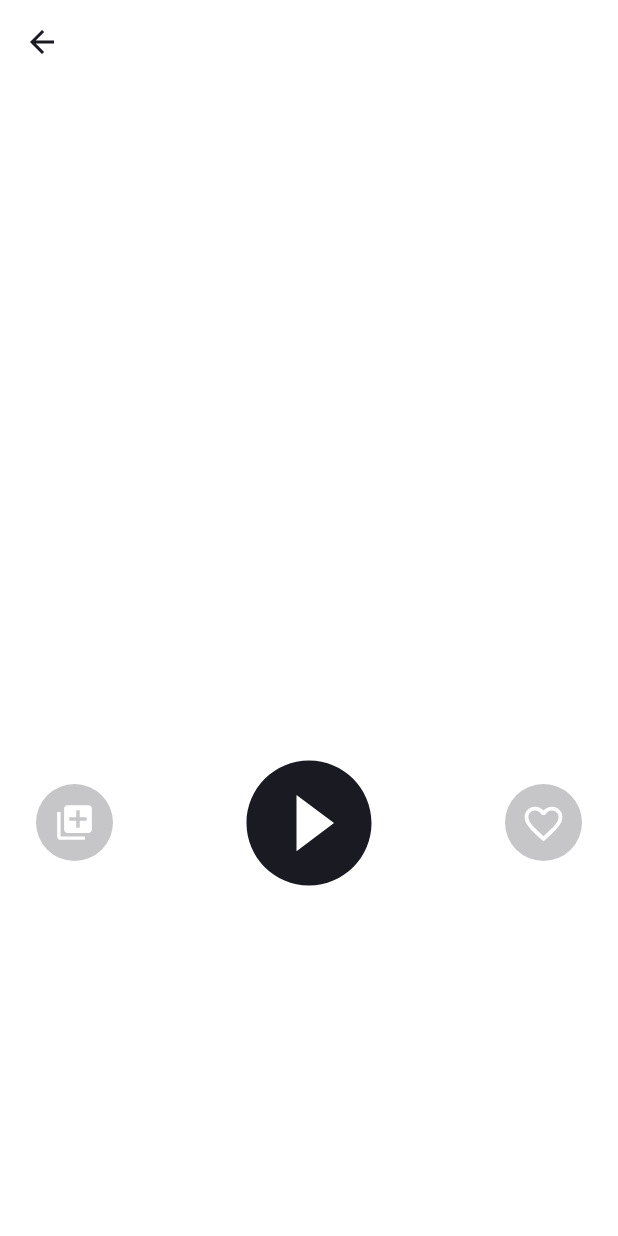
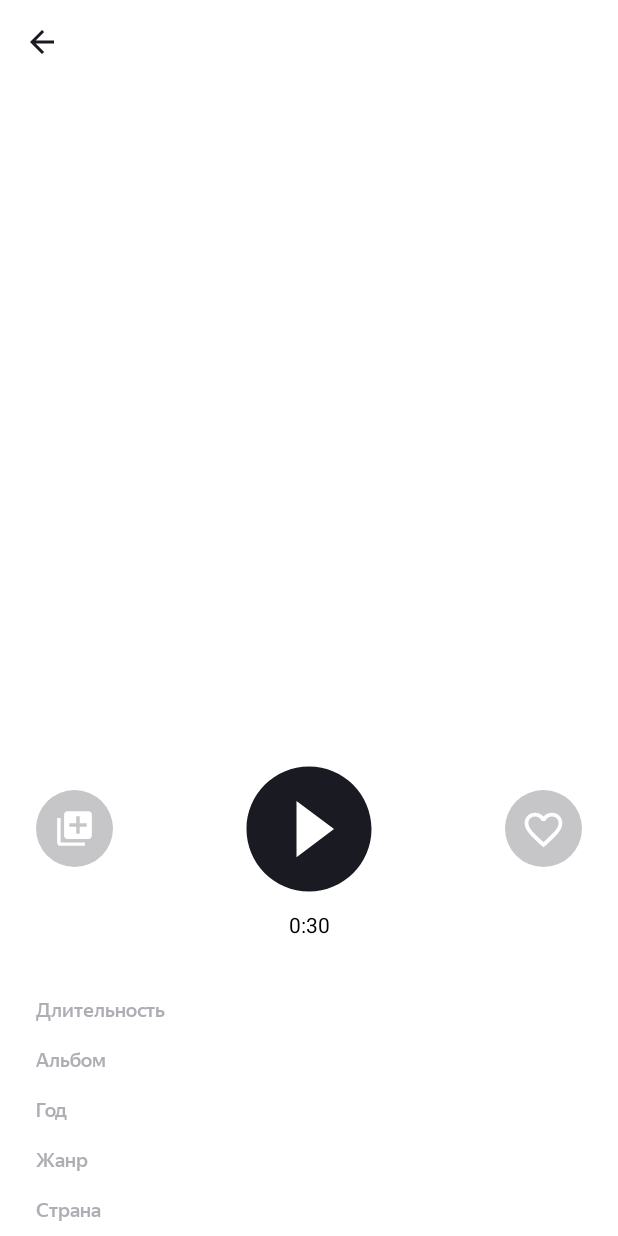
Before and after one commit to EidAbdel/PlaylistMaker, an Android app: the AudioPlayerActivity screen opened directly, with no data from a screen before it, on a phone screen of 412 x 824 dp. Run offline under Robolectric (Android 15) with nearby library versions, the phone set to English and light mode, and no system bars; pictures from the network do not load; 8 statements that could not run were skipped.

Commit message:
ДЗ спринт 13

```diff
--- a/app/src/main/res/drawable/button_like.xml
+++ b/app/src/main/res/drawable/button_like.xml
@@ -5,7 +5,7 @@
     android:viewportHeight="51">
   <path
       android:pathData="M25.5,0L25.5,0A25.5,25.5 0,0 1,51 25.5L51,25.5A25.5,25.5 0,0 1,25.5 51L25.5,51A25.5,25.5 0,0 1,0 25.5L0,25.5A25.5,25.5 0,0 1,25.5 0z"
-      android:fillColor="#1A1B22"
+      android:fillColor="@color/dark_white"
       android:fillAlpha="0.25"/>
   <path
       android:pathData="M31.125,15C28.95,15 26.862,16.015 25.5,17.62C24.138,16.015 22.05,15 19.875,15C16.025,15 13,18.033 13,21.894C13,26.632 17.25,30.492 23.688,36.358L25.5,38L27.313,36.346C33.75,30.492 38,26.632 38,21.894C38,18.033 34.975,15 31.125,15ZM25.625,34.491L25.5,34.616L25.375,34.491C19.425,29.088 15.5,25.516 15.5,21.894C15.5,19.387 17.375,17.507 19.875,17.507C21.8,17.507 23.675,18.748 24.337,20.465H26.675C27.325,18.748 29.2,17.507 31.125,17.507C33.625,17.507 35.5,19.387 35.5,21.894C35.5,25.516 31.575,29.088 25.625,34.491Z"
--- a/app/src/main/res/drawable/button_play.xml
+++ b/app/src/main/res/drawable/button_play.xml
@@ -5,5 +5,5 @@
     android:viewportHeight="100">
   <path
       android:pathData="M50,8.33C27,8.33 8.33,27 8.33,50C8.33,73 27,91.67 50,91.67C73,91.67 91.67,73 91.67,50C91.67,27 73,8.33 50,8.33ZM41.67,68.75V31.25L66.67,50L41.67,68.75Z"
-      android:fillColor="#1A1B22"/>
+      android:fillColor="@color/dark_white"/>
 </vector>
--- a/app/src/main/res/drawable/play_list_ass.xml
+++ b/app/src/main/res/drawable/play_list_ass.xml
@@ -5,7 +5,7 @@
     android:viewportHeight="51">
   <path
       android:pathData="M25.5,0L25.5,0A25.5,25.5 0,0 1,51 25.5L51,25.5A25.5,25.5 0,0 1,25.5 51L25.5,51A25.5,25.5 0,0 1,0 25.5L0,25.5A25.5,25.5 0,0 1,25.5 0z"
-      android:fillColor="#1A1B22"
+      android:fillColor="@color/dark_white"
       android:fillAlpha="0.25"/>
   <path
       android:pathData="M16.3,18.6H14V34.7C14,35.965 15.035,37 16.3,37H32.4V34.7H16.3V18.6ZM34.7,14H20.9C19.635,14 18.6,15.035 18.6,16.3V30.1C18.6,31.365 19.635,32.4 20.9,32.4H34.7C35.965,32.4 37,31.365 37,30.1V16.3C37,15.035 35.965,14 34.7,14ZM33.55,24.35H28.95V28.95H26.65V24.35H22.05V22.05H26.65V17.45H28.95V22.05H33.55V24.35Z"
--- a/app/src/main/res/layout/activity_audio_player.xml
+++ b/app/src/main/res/layout/activity_audio_player.xml
@@ -26,11 +26,18 @@
         />
 
     <androidx.constraintlayout.widget.Guideline
+        android:id="@+id/center_guideline"
+        android:orientation="vertical"
+        app:layout_constraintGuide_percent="0.3"
+        android:layout_width="wrap_content"
+        android:layout_height="wrap_content"/>
+
+    <androidx.constraintlayout.widget.Guideline
         android:id="@+id/right_guideline"
         android:layout_width="wrap_content"
         android:layout_height="wrap_content"
         android:orientation="vertical"
-        app:layout_constraintGuide_percent="0.94160587" />
+        app:layout_constraintGuide_end="24dp" />
 
     <ImageView
         android:id="@+id/im_artwork"
@@ -52,6 +59,10 @@
         android:layout_marginTop="24dp"
         app:layout_constraintStart_toStartOf="@id/left_guideline"
         app:layout_constraintEnd_toEndOf="@id/right_guideline"
+
+
+        android:textSize="22sp"
+        android:fontFamily="@font/ys_display_medium"
         android:textColor="@color/black_white"
         tools:text="Eleanor Rigby"
          />
@@ -64,6 +75,10 @@
         app:layout_constraintStart_toStartOf="@id/left_guideline"
         app:layout_constraintEnd_toEndOf="@id/right_guideline"
         android:textColor="@color/black_white"
+
+
+        android:textSize="14sp"
+        android:fontFamily="@font/ys_display_medium"
         tools:text="Eleanor Rigby"
         />
     <ImageButton
@@ -109,146 +124,139 @@
         app:layout_constraintStart_toStartOf="@id/playButton"
         app:layout_constraintEnd_toEndOf="@id/playButton"
         android:textColor="@color/black_white"
-        tools:text="0:43"
+        android:text="0:30"
         android:textAlignment="center"
         />
 
 
     <TextView
         android:id="@+id/tx_duration"
-        android:layout_width="wrap_content"
-        android:layout_height="wrap_content"
+
+
         android:layout_marginTop="30dp"
-        app:layout_constraintStart_toStartOf="@id/left_guideline"
-        app:layout_constraintEnd_toStartOf="@id/tx_duration_time"
+
+        style="@style/PlayerTrackInfo"
+
+        app:layout_constraintStart_toEndOf="@id/left_guideline"
+        app:layout_constraintEnd_toStartOf="@id/center_guideline"
         app:layout_constraintTop_toBottomOf="@id/tx_track_time_play"
-        android:layout_marginBottom="20dp"
-        android:textColor="@color/black_white"
-        tools:text="Длительность"
+
+
+        android:text="@string/duration"
         android:textAlignment="viewStart"
-        android:paddingTop="9dp"
-        android:paddingBottom="8dp"
+
         />
 
     <TextView
+        style="@style/PlayerTrackInfoDate"
+
+
         android:id="@+id/tx_duration_time"
-        android:layout_width="0dp"
-        android:layout_height="wrap_content"
-        app:layout_constraintStart_toEndOf="@id/tx_duration"
+
+        app:layout_constraintStart_toEndOf="@id/center_guideline"
         app:layout_constraintEnd_toEndOf="@id/right_guideline"
-        android:textColor="@color/black_white"
+        app:layout_constraintBaseline_toBaselineOf="@id/tx_duration"
         tools:text="5:35"
-        android:textAlignment="viewEnd"
-        app:layout_constraintBaseline_toBaselineOf="@id/tx_duration"
-        android:paddingTop="9dp"
-        android:paddingBottom="8dp"
+
         />
 
 
     <TextView
+        style="@style/PlayerTrackInfo"
+
         android:id="@+id/tx_album"
-        android:layout_width="wrap_content"
-        android:layout_height="wrap_content"
-        app:layout_constraintStart_toStartOf="@id/left_guideline"
+
+        app:layout_constraintStart_toEndOf="@id/left_guideline"
+        app:layout_constraintEnd_toStartOf="@id/center_guideline"
         app:layout_constraintTop_toBottomOf="@id/tx_duration"
-        android:textColor="@color/black_white"
-        tools:text="Альбом"
-        android:textAlignment="viewStart"
-        android:paddingTop="9dp"
-        android:paddingBottom="8dp"
-        />
-    <TextView
-        android:id="@+id/tx_album_name"
-        android:layout_width="0dp"
-        android:layout_height="wrap_content"
-        app:layout_constraintStart_toEndOf="@id/tx_album"
-        app:layout_constraintEnd_toEndOf="@id/right_guideline"
-        android:textColor="@color/black_white"
-        tools:text="Yesterday (Remastered 2009)"
-        app:layout_constraintBaseline_toBaselineOf="@id/tx_album"
-        android:textAlignment="viewEnd"
-        android:paddingTop="9dp"
-        android:paddingBottom="8dp"
+        android:text="@string/album"
 
         />
     <TextView
+        style="@style/PlayerTrackInfoDate"
+
+        android:id="@+id/tx_album_name"
+
+        app:layout_constraintStart_toEndOf="@id/center_guideline"
+        app:layout_constraintEnd_toEndOf="@id/right_guideline"
+        app:layout_constraintBaseline_toBaselineOf="@id/tx_album"
+        tools:text="Yesterday (Remastered 2009)"
+
+
+        />
+    <TextView
+        style="@style/PlayerTrackInfo"
+        android:textColor = "@color/gray"
+
         android:id="@+id/tx_year"
-        android:layout_width="wrap_content"
-        android:layout_height="wrap_content"
-        app:layout_constraintStart_toStartOf="@id/left_guideline"
+
+        app:layout_constraintStart_toEndOf="@id/left_guideline"
+        app:layout_constraintEnd_toStartOf="@id/center_guideline"
         app:layout_constraintTop_toBottomOf="@id/tx_album"
-        android:textColor="@color/black_white"
-        tools:text="Год"
-        android:textAlignment="viewStart"
-        android:paddingTop="9dp"
-        android:paddingBottom="8dp"
+        android:text="@string/year"
+
         />
 
     <TextView
+        style="@style/PlayerTrackInfoDate"
+
         android:id="@+id/tx_year_num"
-        android:layout_width="0dp"
-        android:layout_height="wrap_content"
-        app:layout_constraintStart_toEndOf="@id/tx_year"
+
+        app:layout_constraintStart_toEndOf="@id/center_guideline"
         app:layout_constraintEnd_toEndOf="@id/right_guideline"
-        android:textColor="@color/black_white"
+        app:layout_constraintBaseline_toBaselineOf="@id/tx_year"
         tools:text="1965"
-        app:layout_constraintBaseline_toBaselineOf="@id/tx_year"
-        android:textAlignment="viewEnd"
-        android:paddingTop="9dp"
-        android:paddingBottom="8dp"
+
         />
 
     <TextView
+        style="@style/PlayerTrackInfo"
+        android:textColor = "@color/gray"
+
         android:id="@+id/tx_genre"
-        android:layout_width="wrap_content"
-        android:layout_height="wrap_content"
-        app:layout_constraintStart_toStartOf="@id/left_guideline"
+
+        app:layout_constraintStart_toEndOf="@id/left_guideline"
+        app:layout_constraintEnd_toStartOf="@id/center_guideline"
         app:layout_constraintTop_toBottomOf="@id/tx_year"
-        android:textColor="@color/black_white"
-        tools:text="Жанр"
-        android:textAlignment="viewStart"
-        android:paddingTop="9dp"
-        android:paddingBottom="8dp"
+        android:text="@string/genre"
+
         />
     <TextView
+        style="@style/PlayerTrackInfoDate"
+
         android:id="@+id/tx_music_genre"
-        android:layout_width="0dp"
-        android:layout_height="wrap_content"
-        app:layout_constraintStart_toEndOf="@id/tx_genre"
+
+        app:layout_constraintStart_toEndOf="@id/center_guideline"
         app:layout_constraintEnd_toEndOf="@id/right_guideline"
-        android:textColor="@color/black_white"
+        app:layout_constraintBaseline_toBaselineOf="@id/tx_genre"
         tools:text="Rock"
-        app:layout_constraintBaseline_toBaselineOf="@id/tx_genre"
-        android:textAlignment="viewEnd"
-        android:paddingTop="9dp"
-        android:paddingBottom="8dp"
+
         />
 
     <TextView
+        style="@style/PlayerTrackInfo"
+
+
         android:id="@+id/tx_country"
-        android:layout_width="wrap_content"
-        android:layout_height="wrap_content"
-        app:layout_constraintStart_toStartOf="@id/left_guideline"
+
+        app:layout_constraintStart_toEndOf="@id/left_guideline"
+        app:layout_constraintEnd_toStartOf="@id/center_guideline"
         app:layout_constraintTop_toBottomOf="@id/tx_genre"
-        android:textColor="@color/black_white"
-        tools:text="Страна"
-        android:textAlignment="viewStart"
-        android:paddingTop="9dp"
-        android:paddingBottom="8dp"
+        android:text="@string/country"
+
         />
 
     <TextView
+        style="@style/PlayerTrackInfoDate"
+
         android:id="@+id/tx_country_name"
-        android:layout_width="0dp"
-        android:layout_height="wrap_content"
-        app:layout_constraintStart_toEndOf="@id/tx_country"
+
+        app:layout_constraintStart_toEndOf="@id/center_guideline"
         app:layout_constraintEnd_toEndOf="@id/right_guideline"
-        android:textColor="@color/black_white"
+        app:layout_constraintBaseline_toBaselineOf="@id/tx_country"
         tools:text="Великобритания"
-        app:layout_constraintBaseline_toBaselineOf="@id/tx_country"
-        android:textAlignment="viewEnd"
-        android:paddingTop="9dp"
-        android:paddingBottom="8dp"
+
+
         />
 
 
--- a/app/src/main/res/values/colors.xml
+++ b/app/src/main/res/values/colors.xml
@@ -12,6 +12,7 @@
     <color name="icon_color">#AEAFB4</color>
     <color name="icon_clear_color">#AEAFB4</color>
     <color name="dark_gray">#1A1B22</color>
+    <color name="gray">#AEAFB4</color>
     <color name="icon_toolbar_color">#1A1B22</color>
     <color name="text_color_hint">#AEAFB4</color>
     <color name="text_color_track">#AEAFB4</color>
--- a/app/src/main/res/values/strings.xml
+++ b/app/src/main/res/values/strings.xml
@@ -19,4 +19,9 @@
     <string name="refresh">Обновить</string>
     <string name="clear_hist">Очистить историю</string>
     <string name="you_search">Вы искали</string>
+    <string name="duration">Длительность</string>
+    <string name="album">Альбом</string>
+    <string name="year">Год</string>
+    <string name="genre">Жанр</string>
+    <string name="country">Страна</string>
 </resources>
--- a/app/src/main/res/values/styles.xml
+++ b/app/src/main/res/values/styles.xml
@@ -126,4 +126,36 @@
         <item name="android:text">@string/refresh</item>
     </style>
 
+
+
+    <style name="PlayerTrackInfo">
+        <item name="android:layout_width">0dp</item>
+        <item name="android:layout_height">wrap_content</item>
+
+
+
+
+
+
+        <item name="android:paddingTop">9dp</item>
+        <item name="android:paddingBottom">8dp</item>
+
+        <item name="android:fontFamily">@font/ys_display_medium</item>
+        <item name="android:textFontWeight">400</item>
+        <item name="android:textSize">13sp</item>
+        <item name="android:textColor">@color/gray</item>
+        <item name="android:textAlignment">viewStart</item>
+    </style>
+
+    <style name="PlayerTrackInfoDate" parent="@style/PlayerTrackInfo">
+
+
+
+        <item name="android:textColor">@color/dark_white</item>
+        <item name="android:textAlignment">viewEnd</item>
+        <item name="android:maxLines">1</item>
+        <item name="android:ellipsize">end</item>
+
+    </style>
+
 </resources>
```
Also changed, not shown: 1 other file.
